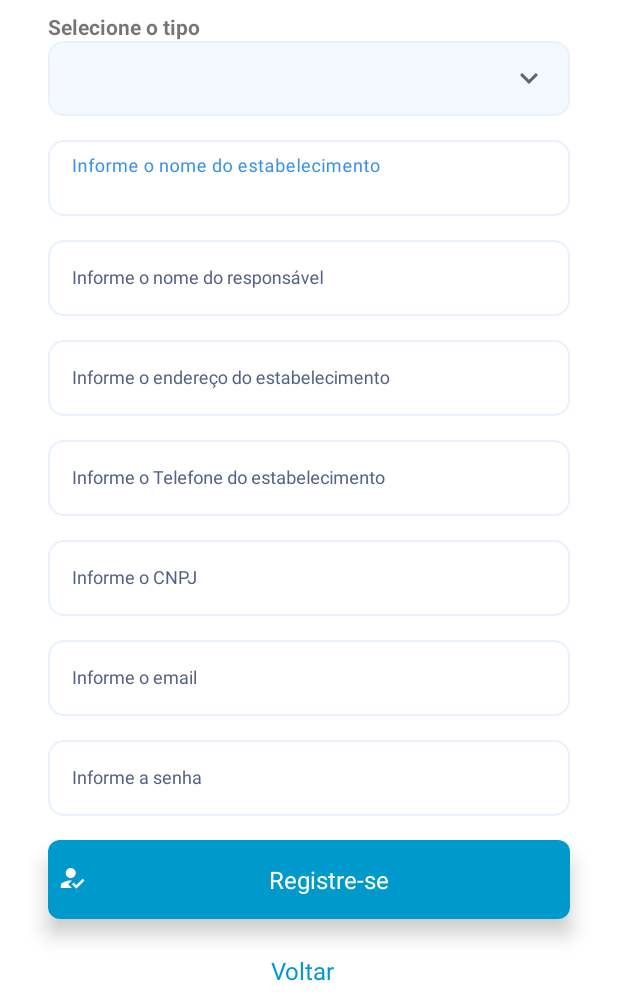
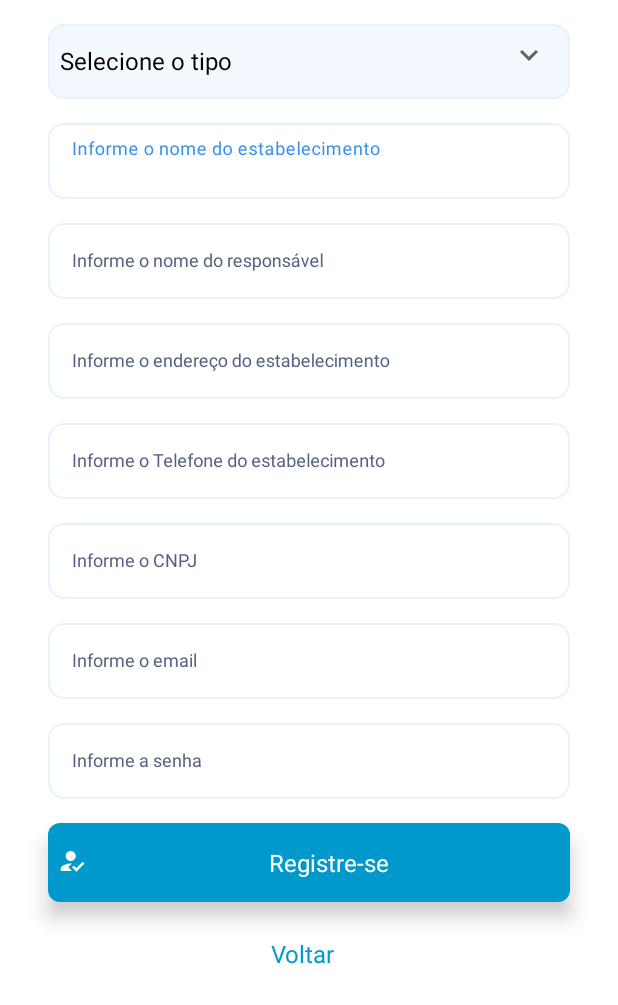
Before and after one commit to produzesistemas/appSaloonPartner, an Android app: the screen it shows after launch (LoginActivity), on a phone screen of 412 x 824 dp, the part 231-1236 px from its top. Run offline under Robolectric (Android 15) with nearby library versions, the phone set to English and light mode, and no system bars; our stand-ins replace CircleImageView, data binding, navigation-ui.

Commit message:
Alterações no select da tela de registro

```diff
--- a/app/src/main/java/com/produzesistemas/appsaloonpartner/LoginActivity.kt
+++ b/app/src/main/java/com/produzesistemas/appsaloonpartner/LoginActivity.kt
@@ -1,13 +1,16 @@
 package com.produzesistemas.appsaloonpartner
 
+import android.content.Context
 import android.content.Intent
 import android.os.Bundle
 import android.view.View
+import android.widget.ArrayAdapter
 import androidx.appcompat.app.AppCompatActivity
 import androidx.lifecycle.ViewModelProvider
 import com.google.android.material.snackbar.Snackbar
 import com.produzesistemas.appsaloonpartner.database.DataSourceUser
 import com.produzesistemas.appsaloonpartner.databinding.ActivityLoginBinding
+import com.produzesistemas.appsaloonpartner.model.Type
 import com.produzesistemas.appsaloonpartner.utils.MainUtils
 import com.produzesistemas.appsaloonpartner.viewmodel.LoginViewModel
 
@@ -15,12 +18,14 @@ class LoginActivity : AppCompatActivity(){
     private var datasource: DataSourceUser? = null
     private lateinit var binding: ActivityLoginBinding
     private lateinit var viewModelLogin: LoginViewModel
+    private var types: MutableList<Type> = ArrayList()
 
     override fun onCreate(savedInstanceState: Bundle?) {
         super.onCreate(savedInstanceState)
         binding = ActivityLoginBinding.inflate(layoutInflater)
         setContentView(binding.root)
         datasource = DataSourceUser(this)
+        loadTypes(this)
         var token = datasource?.get()!!
         if (token.token != "") {
             changeActivity()
@@ -160,6 +165,25 @@ class LoginActivity : AppCompatActivity(){
         super.onStart()
     }
 
+    private fun loadTypes(context: Context) {
+        val res = resources
+        val forms = res.getStringArray(R.array.ArrayType)
+        forms.forEach {
+            val s = it.split(",")
+            val form = Type()
+            form.id = s[0].toInt()
+            form.description = s[1]
+            types.add(form)
+        }
+        val adapterPaymentCondition: ArrayAdapter<Type>? = context?.let { ArrayAdapter<Type>(
+            it,
+            android.R.layout.simple_spinner_dropdown_item,
+            types
+        ) }
+        adapterPaymentCondition?.setDropDownViewResource(android.R.layout.simple_spinner_dropdown_item)
+        binding.spinnerType.adapter = adapterPaymentCondition
+    }
+
 
     override fun onBackPressed() {
         finishAffinity()
--- /dev/null
+++ b/app/src/main/java/com/produzesistemas/appsaloonpartner/model/Type.kt
@@ -0,0 +1,11 @@
+package com.produzesistemas.appsaloonpartner.model
+
+data class Type (
+        var description: String = "",
+        var id: Int = 0) {
+    constructor():this("",0)
+
+    override fun toString(): String {
+        return description
+    }
+}
--- a/app/src/main/res/layout/activity_login.xml
+++ b/app/src/main/res/layout/activity_login.xml
@@ -254,27 +254,19 @@
                 app:layout_constraintStart_toStartOf="parent"
                 app:layout_constraintTop_toBottomOf="@+id/ConstraintLayoutSpinnerClient">
 
-                <TextView
-                    android:id="@+id/textViewPayment"
-                    style="@style/TextStyleTitleActivity"
-                    android:layout_width="wrap_content"
-                    android:layout_height="match_parent"
-                    android:layout_marginBottom="@dimen/margin_default"
-                    android:text="@string/label_select_type"
-                    app:layout_constraintStart_toStartOf="parent"
-                    app:layout_constraintTop_toTopOf="parent" />
 
                 <RelativeLayout
                     android:layout_width="match_parent"
                     android:layout_height="wrap_content"
                     android:orientation="horizontal"
                     app:layout_constraintStart_toStartOf="parent"
-                    app:layout_constraintTop_toBottomOf="@+id/textViewPayment">
+                    app:layout_constraintTop_toTopOf="parent">
 
                     <Spinner
-                        android:id="@+id/spinnerFormPayment"
+                        android:id="@+id/spinnerType"
                         android:layout_width="match_parent"
                         android:layout_height="50dp"
+                        android:layout_marginTop="@dimen/margin_default"
                         android:background="@drawable/custom_spinner_default">
 
                     </Spinner>
--- a/app/src/main/res/values/strings.xml
+++ b/app/src/main/res/values/strings.xml
@@ -89,4 +89,16 @@
 
     <string name="validation_login">Informe o e-mail e senha!</string>
 
+    <string-array name="ArrayType">
+        <item>0,Selecione o tipo</item>
+        <item>1,Barbearia</item>
+        <item>2,Clínica de Estética</item>
+        <item>3,Clínica de Podologia</item>
+        <item>4,Esmalteria</item>
+        <item>5,Estúdio de Tatuagem</item>
+        <item>6,SPA</item>
+        <item>7,Salão de Beleza</item>
+        <item>8,Outro</item>
+    </string-array>
+
 </resources>
```
